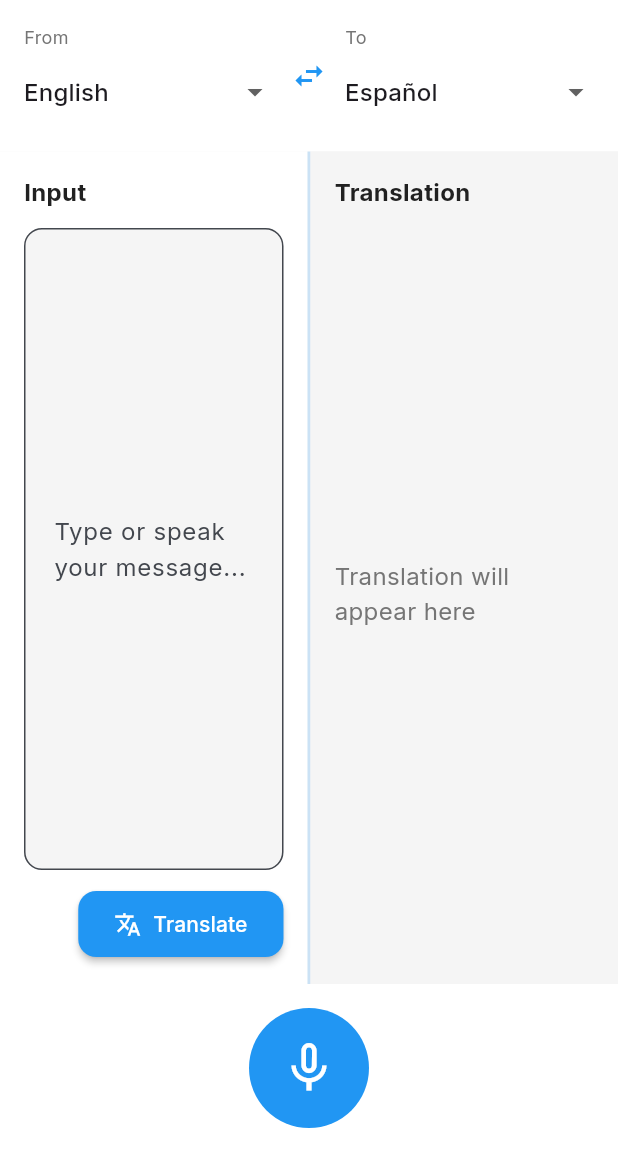
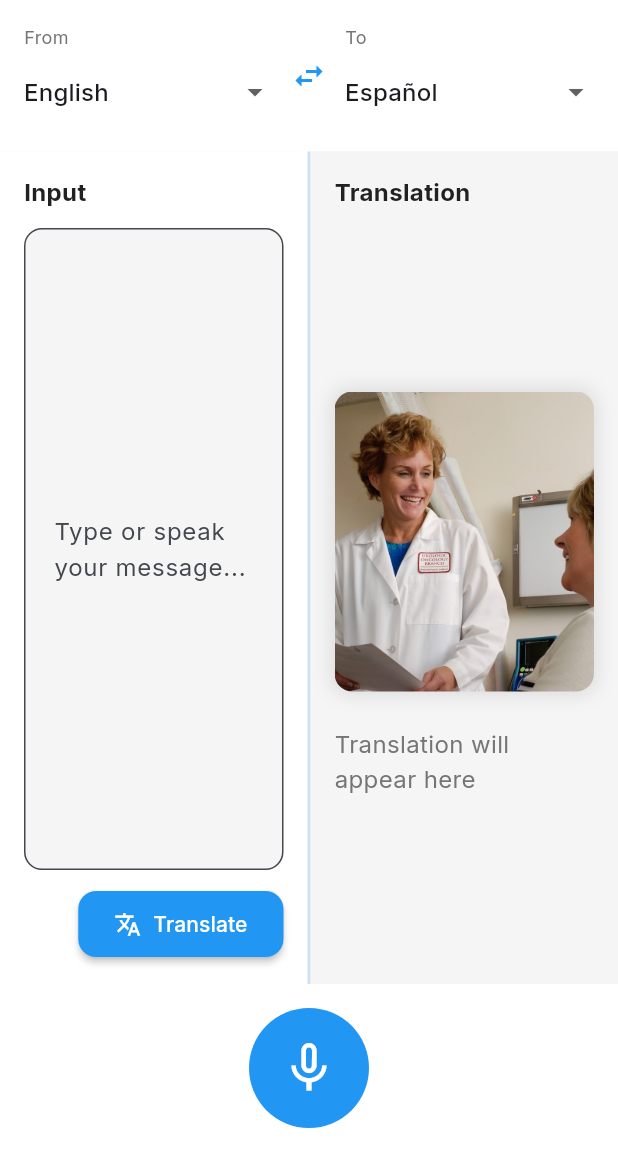
Before and after one commit to Kingmaker-RK/Medicus1, a Flutter app: the TranslationScreen screen opened by its route, on a phone screen of 412 x 824 dp, the part 84-1236 px from its top. Run offline on Flutter 3.47's test engine with Material 3 defaults, Android fonts, the phone set to English and light mode, and no system bars; our stand-ins replace dio, flutter_tts, go_router, google_fonts, permission_handler, shared_preferences and 1 more; accounts and stored records are empty.

Commit message:
Add doctor-patient consultation image to translation screen
- Downloaded professional doctor-patient consultation image from Unsplash
- Added image to assets/images directory (doctor_patient.jpg)
- Updated translation screen to display the image when no translation is active
- Image appears in the output panel with rounded corners and shadow effect
- Maintains existing functionality while adding visual context

🤖 Generated with [Claude Code](https://claude.com/claude-code)

Co-Authored-By: Claude <noreply@anthropic.com>

```diff
--- a/lib/screens/translation_screen.dart
+++ b/lib/screens/translation_screen.dart
@@ -315,12 +315,40 @@ class _TranslationScreenState extends State<TranslationScreen> {
           if (currentTranslation == null)
             Expanded(
               child: Center(
-                child: Text(
-                  'Translation will appear here',
-                  style: TextStyle(
-                    color: AppColors.textSecondary,
-                    fontSize: 16,
-                  ),
+                child: Column(
+                  mainAxisAlignment: MainAxisAlignment.center,
+                  children: [
+                    // Doctor-Patient Image
+                    Container(
+                      width: 300,
+                      height: 200,
+                      decoration: BoxDecoration(
+                        borderRadius: BorderRadius.circular(12),
+                        boxShadow: [
+                          BoxShadow(
+                            color: Colors.black.withOpacity(0.1),
+                            blurRadius: 10,
+                            spreadRadius: 2,
+                          ),
+                        ],
+                      ),
+                      child: ClipRRect(
+                        borderRadius: BorderRadius.circular(12),
+                        child: Image.asset(
+                          'assets/images/doctor_patient.jpg',
+                          fit: BoxFit.cover,
+                        ),
+                      ),
+                    ),
+                    const SizedBox(height: 24),
+                    Text(
+                      'Translation will appear here',
+                      style: TextStyle(
+                        color: AppColors.textSecondary,
+                        fontSize: 16,
+                      ),
+                    ),
+                  ],
                 ),
               ),
             )
```
Also changed, not shown: assets/images/doctor_patient.jpg (added).
